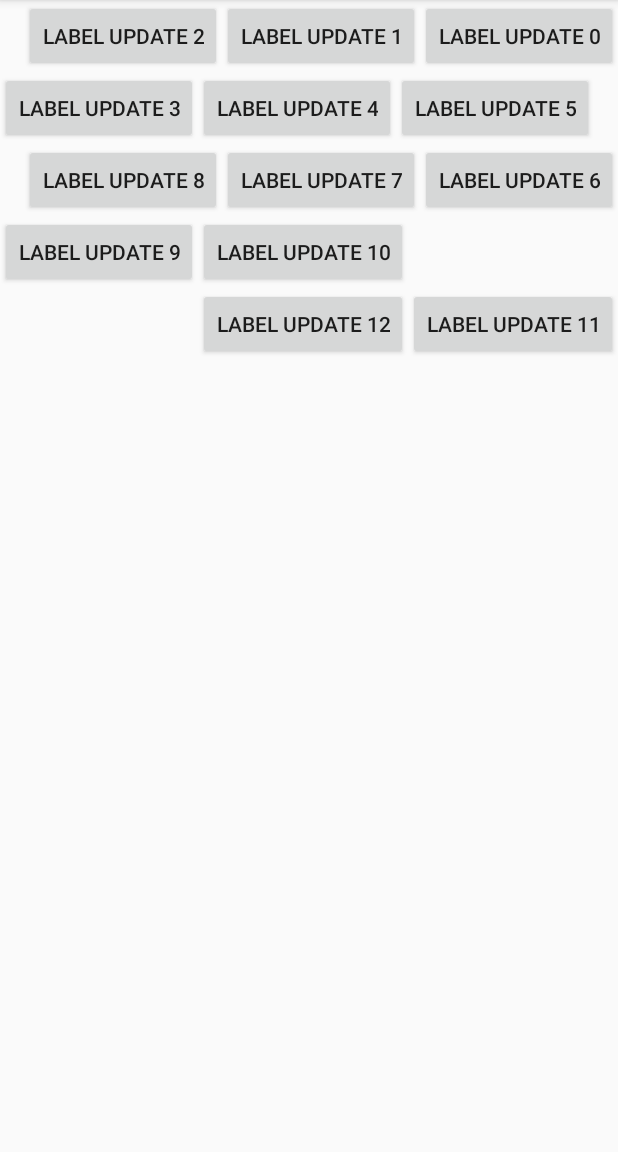
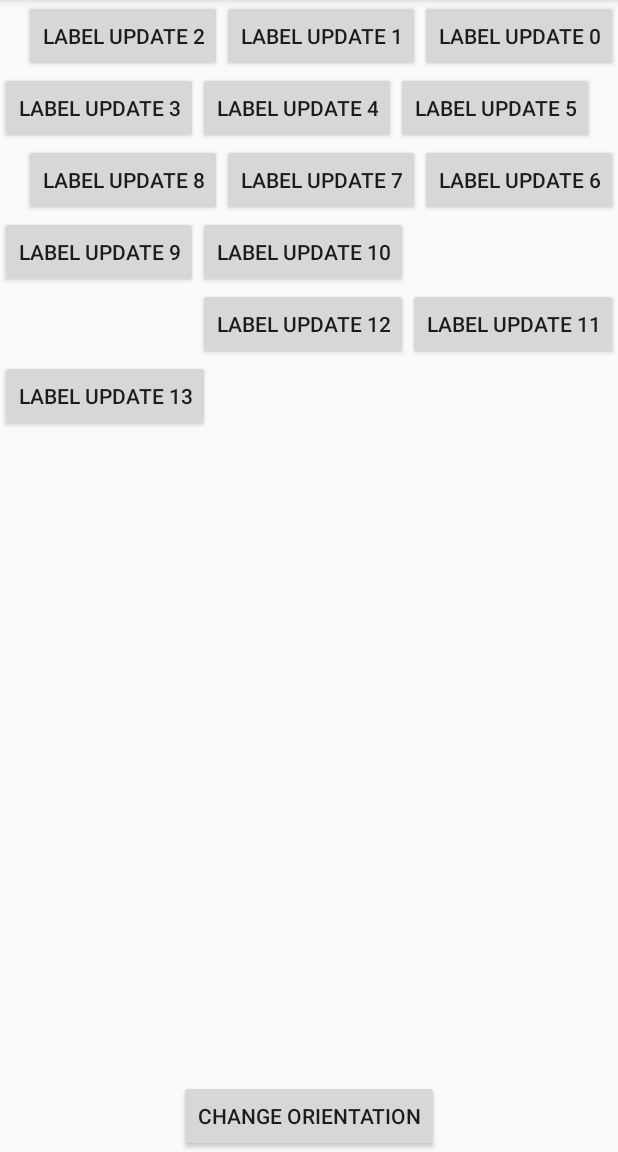
Before and after one commit to dinzdale/SnakeLayout, an Android app: the first screen one second after launch (MainActivity), on a phone screen of 412 x 824 dp, the part 84-1236 px from its top. Run offline under Robolectric (Android 15) with nearby library versions, the phone set to English and light mode, and no system bars; our stand-ins replace data binding; 21 statements that could not run were skipped.

Commit message:
Fix snake layout and add "change orientation" button.

```diff
--- a/app/src/main/java/com/snakelayout/gary_jacobs/infragisiticstasksnakelayout/MainActivity.java
+++ b/app/src/main/java/com/snakelayout/gary_jacobs/infragisiticstasksnakelayout/MainActivity.java
@@ -9,6 +9,7 @@ import android.databinding.DataBindingUtil;
 import android.support.v7.app.AppCompatActivity;
 import android.os.Bundle;
 import android.util.Log;
+import android.view.View;
 import android.widget.Button;
 
 import com.snakelayout.gary_jacobs.infragisiticstasksnakelayout.databinding.ActivityMainBinding;
@@ -28,13 +29,13 @@ public class MainActivity extends AppCompatActivity {
         buttonModelView = new ButtonModelView();
         binding.setButtonVM(buttonModelView);
         snakeLayout = (SnakeLayout) findViewById(R.id.snake_layout);
-//        orientation_btn = (Button) findViewById(R.id.orientation_btn);
-//        orientation_btn.setOnClickListener(new View.OnClickListener() {
-//            @Override
-//            public void onClick(View v) {
-//                snakeLayout.toggleOrientaton();
-//            }
-//        });
+        orientation_btn = (Button) findViewById(R.id.orientation_btn);
+        orientation_btn.setOnClickListener(new View.OnClickListener() {
+            @Override
+            public void onClick(View v) {
+                snakeLayout.toggleOrientaton();
+            }
+        });
     }
 
     @Override
@@ -52,7 +53,7 @@ public class MainActivity extends AppCompatActivity {
         @Override
         public void run() {
             for (int i = 0; i < 3; i++) {
-                for (int x = 0; x < 15; x++) {
+                for (int x = 0; x < 17; x++) {
                     buttonModelView.setButtonValues(x, "Label Update " + (x + i), x % 2);
                 }
                 try {
--- a/app/src/main/res/layout/activity_main.xml
+++ b/app/src/main/res/layout/activity_main.xml
@@ -9,26 +9,31 @@
 
     </data>
 
-    <!--<LinearLayout-->
-        <!--android:layout_width="match_parent"-->
-        <!--android:layout_height="match_parent"-->
-        <!--android:orientation="vertical">-->
+    <LinearLayout
+        android:layout_width="match_parent"
+        android:layout_height="match_parent"
+        android:orientation="vertical">
 
         <ScrollView
             android:layout_width="match_parent"
-            android:layout_height="match_parent"
-            android:layout_gravity="center">
+            android:layout_height="wrap_content"
+            android:fillViewport="true"
+            android:scrollbarAlwaysDrawVerticalTrack="true"
+            android:layout_weight="1">
 
             <com.snakelayout.gary_jacobs.infragisiticstasksnakelayout.SnakeLayout
-                android:id="@+id/snake_layout"
+
+            android:id="@+id/snake_layout"
                 android:layout_width="wrap_content"
-                android:layout_height="wrap_content">
+                android:layout_height="wrap_content"
+                android:scrollIndicators="right"
+                android:scrollbarAlwaysDrawVerticalTrack="true">
 
                 <Button
                     android:layout_width="wrap_content"
                     android:layout_height="wrap_content"
-                    android:paddingLeft="@{buttonVM.buttonMarginList[0] == 0 ? @dimen/button_width_small : @dimen/button_width_medium }"
-                    android:paddingRight="@{buttonVM.buttonMarginList[0] == 0 ? @dimen/button_width_small : @dimen/button_width_medium }"
+                    android:paddingLeft="@{buttonVM.buttonMarginList[0] == 0 ? @dimen/button_width_small : @dimen/button_width_large }"
+                    android:paddingRight="@{buttonVM.buttonMarginList[0] == 0 ? @dimen/button_width_large : @dimen/button_width_medium }"
                     android:text="@{buttonVM.buttonLabelList[0]}" />
 
                 <Button
@@ -47,8 +52,8 @@
                 <Button
                     android:layout_width="wrap_content"
                     android:layout_height="wrap_content"
-                    android:paddingBottom="@{buttonVM.buttonMarginList[3] == 0 ? @dimen/button_width_small : @dimen/button_width_medium }"
-                    android:paddingTop="@{buttonVM.buttonMarginList[3] == 0 ? @dimen/button_width_small : @dimen/button_width_medium }"
+                    android:paddingBottom="@{buttonVM.buttonMarginList[3] == 0 ? @dimen/button_width_large : @dimen/button_width_small }"
+                    android:paddingTop="@{buttonVM.buttonMarginList[3] == 0 ? @dimen/button_width_large : @dimen/button_width_medium }"
                     android:text="@{buttonVM.buttonLabelList[3]}" />
 
                 <Button
@@ -118,13 +123,12 @@
             </com.snakelayout.gary_jacobs.infragisiticstasksnakelayout.SnakeLayout>
         </ScrollView>
 
-        <!--<Button-->
-            <!--android:id="@+id/orientation_btn"-->
-            <!--android:layout_width="wrap_content"-->
-            <!--android:layout_height="wrap_content"-->
-            <!--android:layout_gravity="center"-->
-            <!--android:text="change orientation"-->
-            <!--android:visibility="gone"/>-->
+        <Button
+            android:id="@+id/orientation_btn"
+            android:layout_width="wrap_content"
+            android:layout_height="wrap_content"
+            android:layout_gravity="center"
+            android:text="change orientation"/>
 
-    <!--</LinearLayout>-->
+    </LinearLayout>
 </layout>
```
